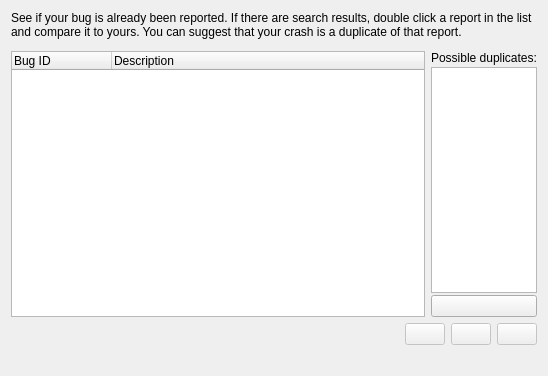
First picture: the form in drkonqi/ui/assistantpage_bugzilla_duplicates.ui, repository KDE/kde-runtime, before the edit.
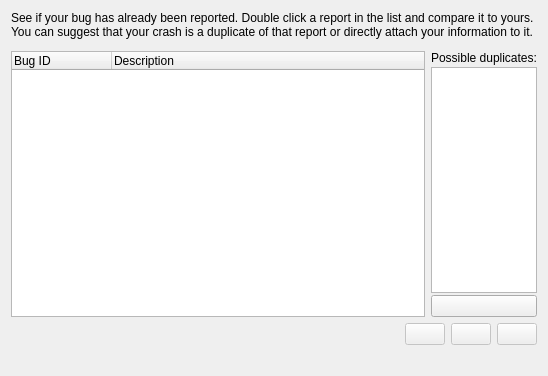
Second picture: the form after the edit. Custom widgets are drawn as their Qt base class.

Commit message:
- Updated About Bug Reporting Help Guide - PossibleUseless reports are not allowed to be reported - Minor fixes over the applications text - Require (strict) a minimum lenght of description/title   (This may need further discussion)
@ Can you check the texts ?, they may need to be improved.

```diff
--- a/drkonqi/ui/assistantpage_bugzilla_duplicates.ui
+++ b/drkonqi/ui/assistantpage_bugzilla_duplicates.ui
@@ -14,7 +14,7 @@
    <item>
     <widget class="QLabel" name="m_explanationLabel">
      <property name="text">
-      <string comment="@info/rich">See if your bug is already been reported. If there are search results, double click a report in the list and compare it to yours. You can suggest that your crash is a duplicate of that report.</string>
+      <string comment="@info/rich">See if your bug has already been reported. Double click a report in the list and compare it to yours. You can suggest that your crash is a duplicate of that report or directly attach your information to it.</string>
      </property>
      <property name="wordWrap">
       <bool>true</bool>
```
The commit also changes 4 other files.
